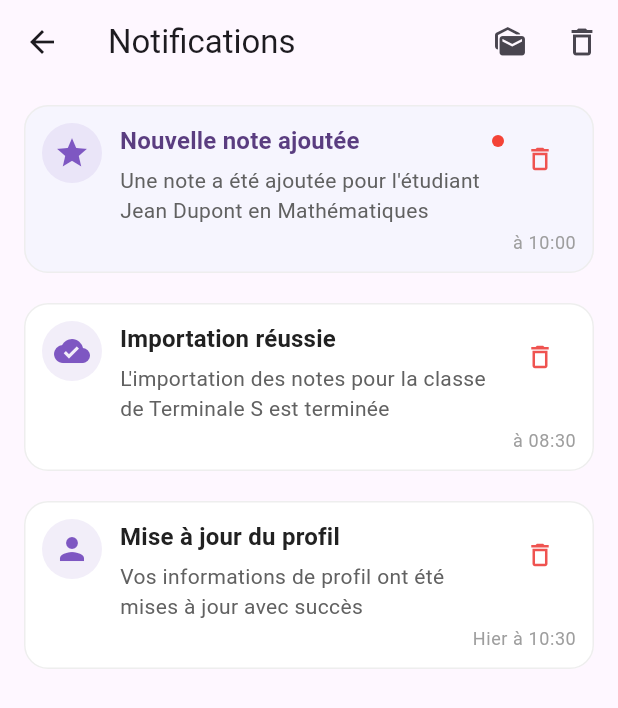
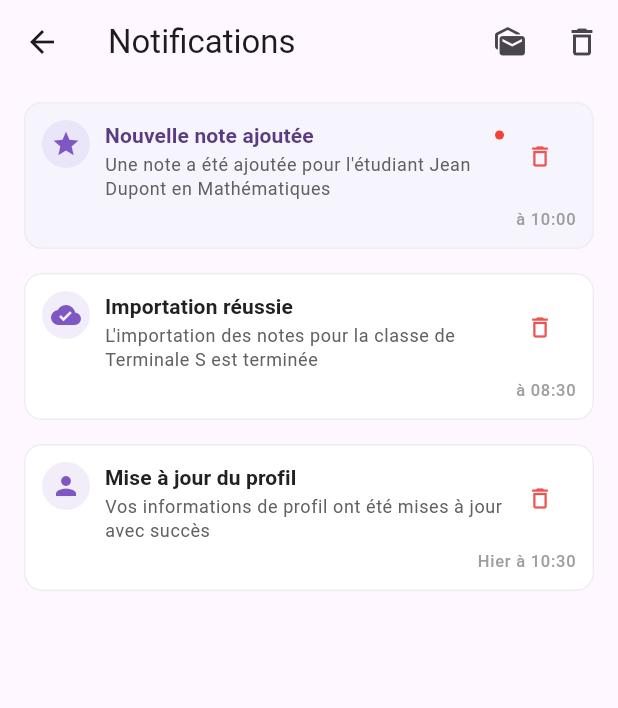
Before and after one commit to kteken10/flutter_school_app, a Flutter app: the NotificationScreen screen opened directly, on a phone screen of 412 x 824 dp. Shown: the top 708 px of the screen. Run offline on Flutter 3.47's test engine with Material 3 defaults, Android fonts, the phone set to English and light mode, and no system bars; our stand-ins replace cloud_firestore, file_picker, firebase_auth, firebase_core, firebase_messaging, firebase_storage and 3 more; missing offline and left inert: firebase_app_check; accounts and stored records are empty.

Commit message:
update notification card UI

```diff
--- a/lib/ui/notification_card.dart
+++ b/lib/ui/notification_card.dart
@@ -23,35 +23,60 @@ class NotificationCard extends StatelessWidget {
 
   @override
   Widget build(BuildContext context) {
+    if (onDelete == null) {
+      return _buildCardContent(context);
+    }
+
+    return Dismissible(
+      key: Key(title + dateTime.toString()),
+      direction: DismissDirection.endToStart,
+      background: _buildSwipeBackground(),
+      secondaryBackground: _buildSwipeBackground(),
+      confirmDismiss: (direction) async => true,
+      onDismissed: (direction) => onDelete?.call(),
+      child: _buildCardContent(context),
+    );
+  }
+
+  Widget _buildSwipeBackground() {
+    return Container(
+      margin: const EdgeInsets.symmetric(vertical: 4, horizontal: 16),
+      decoration: BoxDecoration(
+        color: Colors.red.shade400,
+        borderRadius: BorderRadius.circular(12),
+      ),
+      alignment: Alignment.centerRight,
+      padding: const EdgeInsets.only(right: 20),
+      child: const Icon(Icons.delete, color: Colors.white, size: 24),
+    );
+  }
+
+  Widget _buildCardContent(BuildContext context) {
     final theme = Theme.of(context);
-    final now = DateTime.now();
-    final isToday = dateTime.year == now.year &&
-        dateTime.month == now.month &&
-        dateTime.day == now.day;
+    final isToday = _isToday(dateTime);
 
     return Card(
-      margin: const EdgeInsets.symmetric(vertical: 6, horizontal: 16),
+      margin: const EdgeInsets.symmetric(vertical: 4, horizontal: 16),
       elevation: 0,
       shape: RoundedRectangleBorder(
-        borderRadius: BorderRadius.circular(16),
-        side: BorderSide(
-          color: Colors.grey.shade200,
-          width: 1,
-        ),
+        borderRadius: BorderRadius.circular(12),
+        side: BorderSide(color: Colors.grey.shade200, width: 1),
       ),
       color: isRead ? Colors.white : Colors.blue.shade50.withOpacity(0.3),
       child: InkWell(
-        borderRadius: BorderRadius.circular(16),
+        borderRadius: BorderRadius.circular(12),
         onTap: onTap,
         child: Padding(
           padding: const EdgeInsets.all(12),
-          child: Stack(
+          child: Column(
+            mainAxisSize: MainAxisSize.min, // Réduit la hauteur intrinsèque
             children: [
               Row(
                 crossAxisAlignment: CrossAxisAlignment.start,
                 children: [
+                  // Icône
                   Container(
-                    padding: const EdgeInsets.all(8),
+                    padding: const EdgeInsets.all(6),
                     decoration: BoxDecoration(
                       color: AppColors.secondary.withOpacity(0.1),
                       shape: BoxShape.circle,
@@ -59,33 +84,37 @@ class NotificationCard extends StatelessWidget {
                     child: Icon(
                       icon ?? Icons.notifications_none,
                       color: AppColors.secondary,
-                      size: 24,
+                      size: 20, // Icône légèrement plus petite
                     ),
                   ),
-                  const SizedBox(width: 12),
+                  const SizedBox(width: 10),
+                  // Contenu texte
                   Expanded(
                     child: Column(
+                      mainAxisSize: MainAxisSize.min,
                       crossAxisAlignment: CrossAxisAlignment.start,
                       children: [
+                        // Titre et indicateur non lu
                         Row(
                           children: [
                             Expanded(
                               child: Text(
                                 title,
-                                style: theme.textTheme.titleMedium?.copyWith(
+                                style: theme.textTheme.titleSmall?.copyWith(
                                   fontWeight: FontWeight.w600,
                                   color: isRead
                                       ? AppColors.textPrimary
                                       : AppColors.primary,
                                 ),
+                                maxLines: 1,
                                 overflow: TextOverflow.ellipsis,
                               ),
                             ),
                             if (!isRead)
                               Container(
-                                width: 8,
-                                height: 8,
-                                margin: const EdgeInsets.only(left: 8),
+                                width: 6,
+                                height: 6,
+                                margin: const EdgeInsets.only(left: 6),
                                 decoration: const BoxDecoration(
                                   color: Colors.red,
                                   shape: BoxShape.circle,
@@ -93,42 +122,45 @@ class NotificationCard extends StatelessWidget {
                               ),
                           ],
                         ),
-                        const SizedBox(height: 4),
+                        const SizedBox(height: 2),
+                        // Description
                         Text(
                           description,
-                          style: theme.textTheme.bodyMedium?.copyWith(
+                          style: theme.textTheme.bodySmall?.copyWith(
                             color: Colors.grey.shade700,
                           ),
-                          maxLines: 3,
+                          maxLines: 2, // Réduit à 2 lignes maximum
                           overflow: TextOverflow.ellipsis,
                         ),
-                        const SizedBox(height: 20), // laisse de l'espace pour l'heure
                       ],
                     ),
                   ),
+                  // Bouton suppression (optionnel)
                   if (onDelete != null)
                     IconButton(
                       icon: Icon(
                         Icons.delete_outline,
                         color: Colors.red.shade400,
-                        size: 20,
+                        size: 18, // Bouton plus petit
                       ),
                       onPressed: onDelete,
-                      tooltip: 'Supprimer',
                       padding: EdgeInsets.zero,
                       constraints: const BoxConstraints(),
                     ),
                 ],
               ),
-              Positioned(
-                right: 0,
-                bottom: 0,
+              // Date/heure alignée à droite
+              Align(
+                alignment: Alignment.centerRight,
+                child: Padding(
+                  padding: const EdgeInsets.only(top: 4),
                   child: Text(
                     isToday
                         ? 'à ${_formatTime(dateTime)}'
                         : _formatDateTime(dateTime),
-                  style: theme.textTheme.bodySmall?.copyWith(
+                    style: theme.textTheme.labelSmall?.copyWith(
                       color: Colors.grey.shade500,
+                    ),
                   ),
                 ),
               ),
@@ -139,17 +171,18 @@ class NotificationCard extends StatelessWidget {
     );
   }
 
+  bool _isToday(DateTime dt) {
+    final now = DateTime.now();
+    return dt.year == now.year && dt.month == now.month && dt.day == now.day;
+  }
+
   String _formatDateTime(DateTime dt) {
     final now = DateTime.now();
     final difference = now.difference(dt);
 
-    if (difference.inDays == 1) {
-      return 'Hier à ${_formatTime(dt)}';
-    } else if (difference.inDays < 7) {
-      return '${_getWeekday(dt.weekday)} à ${_formatTime(dt)}';
-    } else {
+    if (difference.inDays == 1) return 'Hier à ${_formatTime(dt)}';
+    if (difference.inDays < 7) return '${_getWeekday(dt.weekday)} à ${_formatTime(dt)}';
     return '${dt.day}/${dt.month}/${dt.year}';
-    }
   }
 
   String _formatTime(DateTime dt) {
@@ -157,9 +190,7 @@ class NotificationCard extends StatelessWidget {
   }
 
   String _getWeekday(int weekday) {
-    const weekdays = [
-      'Lundi', 'Mardi', 'Mercredi', 'Jeudi', 'Vendredi', 'Samedi', 'Dimanche'
-    ];
+    const weekdays = ['Lun', 'Mar', 'Mer', 'Jeu', 'Ven', 'Sam', 'Dim'];
     return weekdays[weekday - 1];
   }
 }
```
Lines whose indentation alone changed are shown as unchanged.
